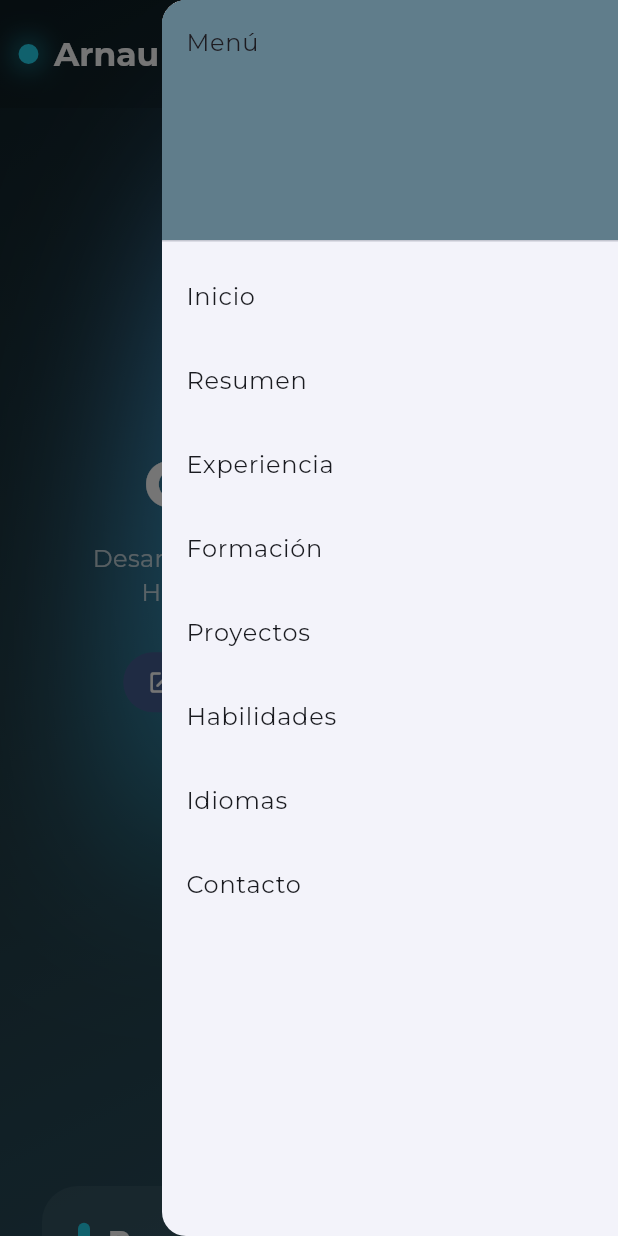
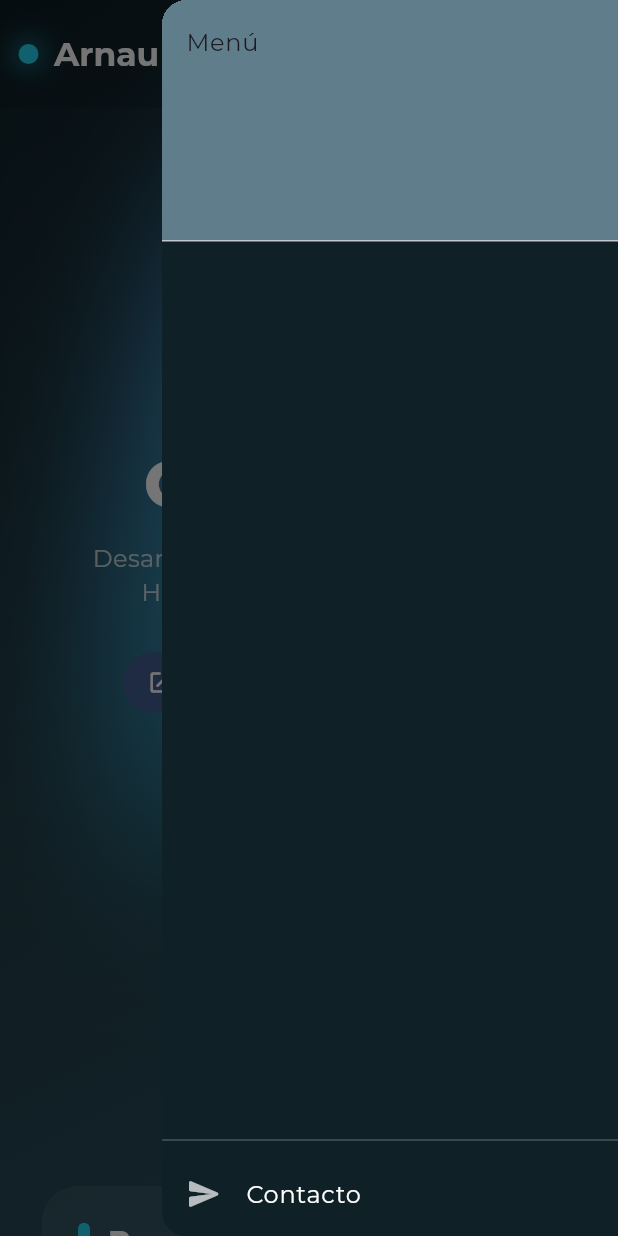
Before and after one commit to Arnau-Carbonell/portfolio, a Flutter app: the screen it shows after launch, with the side drawer open, on a phone screen of 412 x 824 dp. Run offline on Flutter 3.47's test engine with Material 3 defaults, Android fonts, the phone set to English and light mode, and no system bars; our stand-ins replace google_fonts.

Commit message:
solved autoscroll problem

```diff
--- a/lib/header/header.dart
+++ b/lib/header/header.dart
@@ -35,7 +35,7 @@ class Header extends StatelessWidget implements PreferredSizeWidget {
 
         return AppBar(
           elevation: 0,
-          backgroundColor: Colors.black.withValues(alpha: 0.12),
+          backgroundColor: Colors.black.withOpacity(0.12),
           surfaceTintColor: Colors.transparent,
           shadowColor: Colors.transparent,
           toolbarHeight: 72,
@@ -85,8 +85,6 @@ class Header extends StatelessWidget implements PreferredSizeWidget {
     );
   }
 
-
-
   @override
   Size get preferredSize => const Size.fromHeight(72);
 }
--- a/lib/home/home_page.dart
+++ b/lib/home/home_page.dart
@@ -1,4 +1,5 @@
 import 'package:flutter/material.dart';
+import 'package:google_fonts/google_fonts.dart';
 import 'package:portfolio/header/header.dart';
 
 import '../footer/footer.dart';
@@ -62,21 +63,22 @@ class _HomePageState extends State<HomePage> {
         kLanguages: _kLanguages,
       ),
       endDrawer: Drawer(
-        child: ListView(
-          padding: EdgeInsets.zero,
+        backgroundColor: const Color(0xFF0f2027),
+        child: Column(
+          crossAxisAlignment: CrossAxisAlignment.stretch,
           children: [
             const DrawerHeader(
               decoration: BoxDecoration(color: Colors.blueGrey),
               child: Text('Menú'),
             ),
-            ListTile(title: const Text('Inicio'), onTap: () => goTo(_kHero)),
-            ListTile(title: const Text('Resumen'), onTap: () => goTo(_kSummary)),
-            ListTile(title: const Text('Experiencia'), onTap: () => goTo(_kExperience)),
-            ListTile(title: const Text('Formación'), onTap: () => goTo(_kEducation)),
-            ListTile(title: const Text('Proyectos'), onTap: () => goTo(_kProjects)),
-            ListTile(title: const Text('Habilidades'), onTap: () => goTo(_kSkills)),
-            ListTile(title: const Text('Idiomas'), onTap: () => goTo(_kLanguages)),
-            ListTile(title: const Text('Contacto'), onTap: () => goTo(_kContact)),
+            const Spacer(),
+            Divider(color: Colors.white24, thickness: 1),
+
+            _drawerItem(
+              icon: Icons.send_rounded,
+              text: 'Contacto',
+              onTap: () => goTo(_kContact),
+            ),
           ],
         ),
       ),
@@ -93,46 +95,27 @@ class _HomePageState extends State<HomePage> {
           child: Column(
             crossAxisAlignment: CrossAxisAlignment.stretch,
             children: [
-              // HERO con fade
               Opacity(
                 opacity: (1 - (progress * 2)).clamp(0.0, 1.0),
                 child: Transform.translate(
-                  offset: Offset(0, -progress * 50),
-                  child: Section(
-                    key: _kHero,
-                    child: const HeroSection(),
-                  ),
+                  offset: Offset(0, progress * 600),
+                  child: Section(key: _kHero, child: const HeroSection()),
                 ),
               ),
 
-              Transform.translate(
-                offset: Offset(0, -progress * scrollFactor), // ajusta este valor
-                child: Section(key: _kSummary, child: const SummarySection()),
-              ),
-              Transform.translate(
-                offset: Offset(0, -progress * scrollFactor),
-                child: Section(key: _kExperience, child: const ExperienceSection()),
-              ),
-              Transform.translate(
-                offset: Offset(0, -progress * scrollFactor),
-                child: Section(key: _kEducation, child: const EducationSection()),
-              ),
-              Transform.translate(
-                offset: Offset(0, -progress * scrollFactor),
-                child: Section(key: _kProjects, child: const ProjectsSection()),
-              ),
-              Transform.translate(
-                offset: Offset(0, -progress * scrollFactor),
-                child: Section(key: _kSkills, child: const SkillsSection()),
-              ),
-              Transform.translate(
-                offset: Offset(0, -progress * scrollFactor),
-                child: Section(key: _kLanguages, child: const LanguagesSection()),
-              ),
-              Transform.translate(
-                offset: Offset(0, -progress * scrollFactor),
-                child: Section(key: _kContact, child: const ContactSection()),
-              ),
+              Section(key: _kSummary, child: const SummarySection()),
+
+              Section(key: _kExperience, child: const ExperienceSection()),
+
+              Section(key: _kEducation, child: const EducationSection()),
+
+              Section(key: _kProjects, child: const ProjectsSection()),
+
+              Section(key: _kSkills, child: const SkillsSection()),
+
+              Section(key: _kLanguages, child: const LanguagesSection()),
+
+              Section(key: _kContact, child: const ContactSection()),
 
               const Footer(),
             ],
@@ -141,4 +124,21 @@ class _HomePageState extends State<HomePage> {
       ),
     );
   }
+
+  Widget _drawerItem({
+    required IconData icon,
+    required String text,
+    required VoidCallback onTap,
+  }) {
+    return ListTile(
+      leading: Icon(icon, color: Colors.white70),
+      title: Text(text, style: GoogleFonts.montserrat(color: Colors.white)),
+      onTap: () {
+        onTap();
+        Navigator.pop(context);
+      },
+      hoverColor: Colors.white10,
+      splashColor: Colors.white24,
+    );
+  }
 }
--- a/lib/home/widgets/glow_dot.dart
+++ b/lib/home/widgets/glow_dot.dart
@@ -1,7 +1,7 @@
 import 'package:flutter/material.dart';
 
 class GlowDot extends StatefulWidget {
-  const GlowDot();
+  const GlowDot({super.key});
 
   @override
   State<GlowDot> createState() => _GlowDotState();
```
